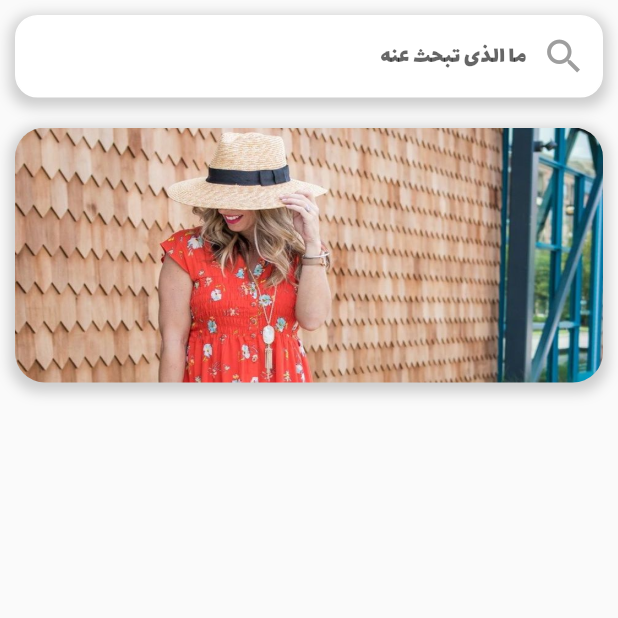
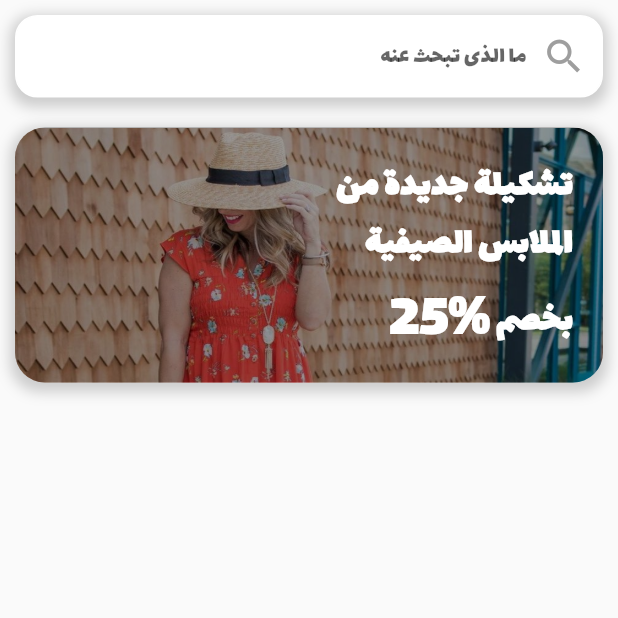
Before and after one commit to Asmaa933/Hodom-Task, a Flutter app: the HomeView screen opened by its route, on a phone screen of 412 x 824 dp, the top half of it. Run offline on Flutter 3.47's test engine with Material 2 defaults, Android fonts, the phone set to English and light mode, and no system bars; our stand-ins replace cached_network_image; network calls fail.

Commit message:
handle main pic

```diff
--- a/lib/Views/HomeView.dart
+++ b/lib/Views/HomeView.dart
@@ -40,6 +40,29 @@ Widget mainImageBuilder() {
       image: DecorationImage(
         image: AssetImage('images/category_woman.jpg'),
         fit: BoxFit.fill,
+      ),
+    ),
+    child: Container(
+      decoration: BoxDecoration(
+        borderRadius: BorderRadius.circular(20),
+        color: Color.fromRGBO(0, 0, 0, 0.4),
+      ),
+      child: Container(
+        margin: EdgeInsets.only(right: 20, top: 20),
+        child: Column(
+          crossAxisAlignment: CrossAxisAlignment.end,
+          children: [
+            buildText(25, 'تشكيلة جديدة من \n الملابس الصيفية', Colors.white,
+                textAlign: TextAlign.end),
+            Row(
+              mainAxisAlignment: MainAxisAlignment.end,
+              children: [
+                buildText(40, '25%', Colors.white, textAlign: TextAlign.end),
+                buildText(25, 'بخصم ', Colors.white, textAlign: TextAlign.end),
+              ],
+            )
+          ],
+        ),
       ),
     ),
   );
--- a/lib/WidgetsBuilder.dart
+++ b/lib/WidgetsBuilder.dart
@@ -7,9 +7,11 @@ DecorationImage backgroundImage() {
   );
 }
 
-Text buildText(double fontSize, String text, Color color) {
+Text buildText(double fontSize, String text, Color color,
+    {textAlign = TextAlign.start}) {
   return Text(
     text,
+    textAlign: textAlign,
     style: TextStyle(
       fontFamily: 'Lalezar',
       fontSize: fontSize,
```
